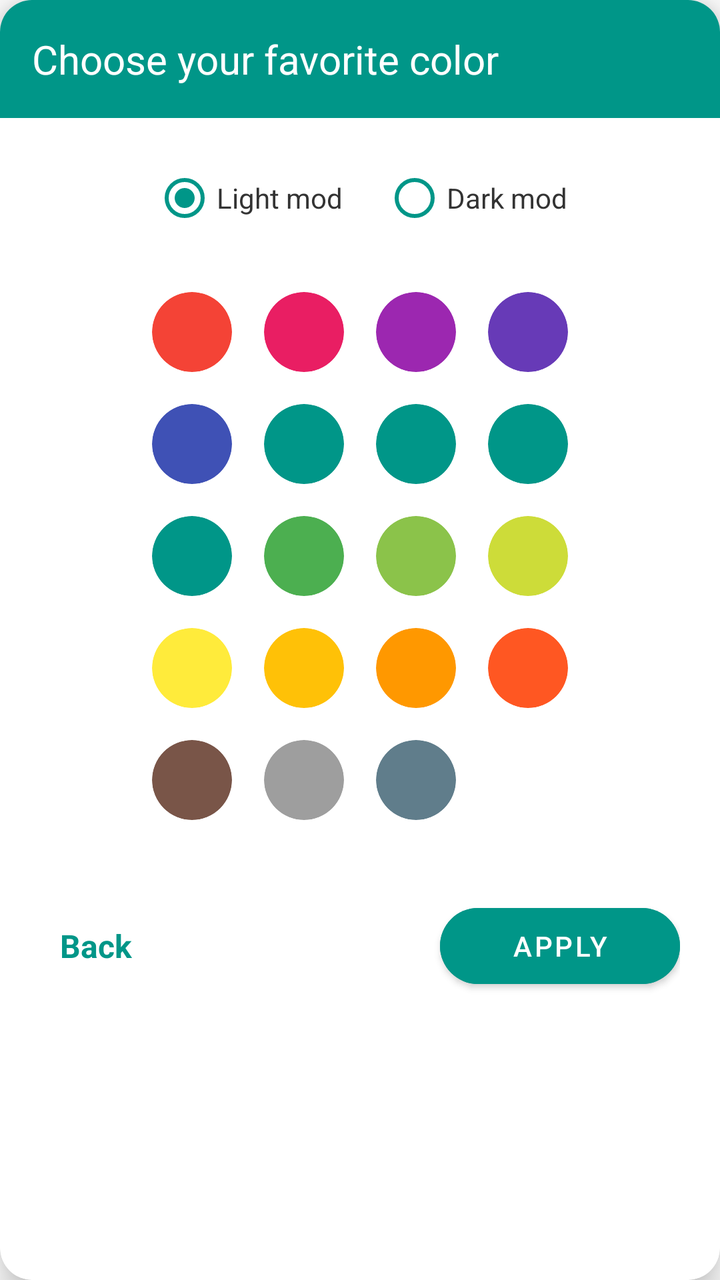
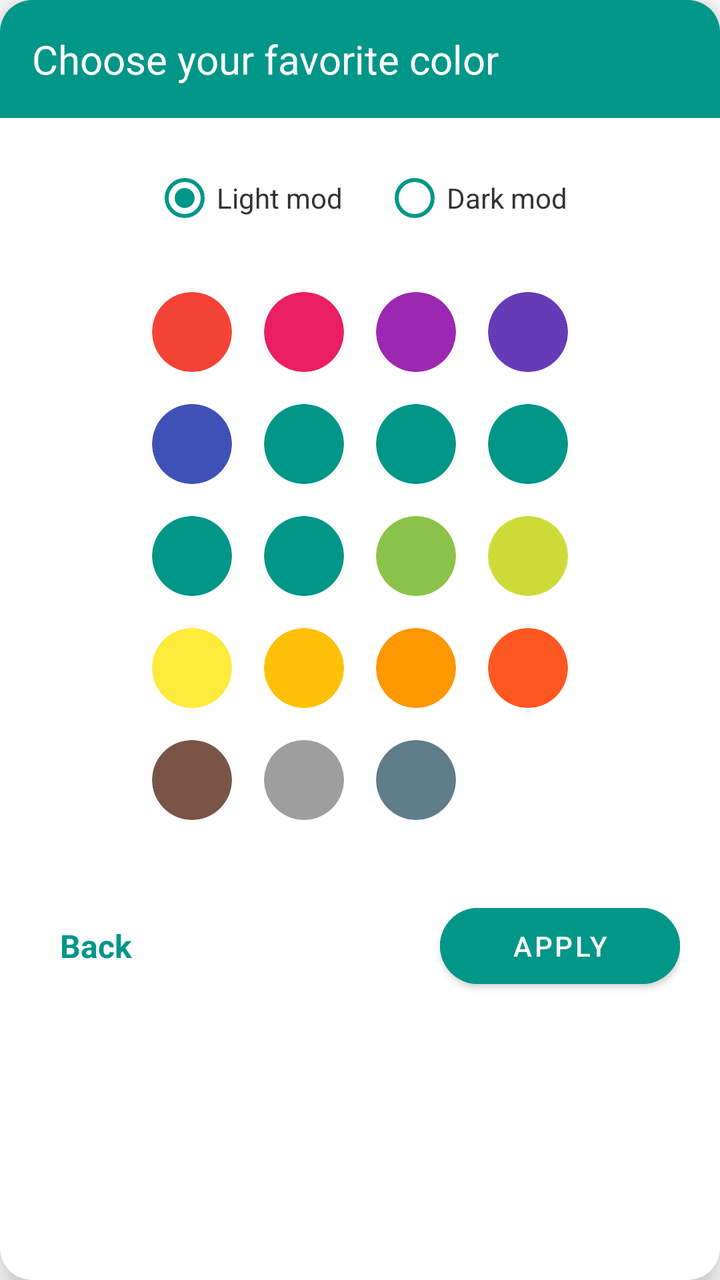

Compare the two renders of this Android layout. The source of the first and the diff that turns it into the second are given below.
<!-- AndroidManifest.xml: application theme AppTheme -->
<!-- res/layout/dialog_app_colors.xml -->
<?xml version="1.0" encoding="utf-8"?>
<androidx.cardview.widget.CardView xmlns:android="http://schemas.android.com/apk/res/android"
    xmlns:app="http://schemas.android.com/apk/res-auto"
    android:layout_width="match_parent"
    android:layout_height="wrap_content"
    android:layout_margin="20dp"
    app:cardCornerRadius="16dp"
    app:cardElevation="10dp"
    app:cardBackgroundColor="@android:color/white">

    <LinearLayout
        android:layout_width="match_parent"
        android:layout_height="wrap_content"
        android:orientation="vertical">

        <TextView
            android:id="@+id/dialog_header"
            android:layout_width="match_parent"
            android:layout_height="wrap_content"
            android:background="#009688"
            android:padding="16dp"
            android:text="Choose your favorite color"
            android:textColor="@android:color/white"
            android:textSize="20sp" />

        <RadioGroup
            android:layout_width="match_parent"
            android:layout_height="wrap_content"
            android:layout_marginTop="16dp"
            android:gravity="center"
            android:orientation="horizontal">

            <RadioButton
                android:id="@+id/rb_light"
                android:layout_width="wrap_content"
                android:layout_height="wrap_content"
                android:layout_marginEnd="20dp"
                android:buttonTint="#009688"
                android:checked="true"
                android:text="Light mod"
                android:textColor="#333333" />

            <RadioButton
                android:id="@+id/rb_dark"
                android:layout_width="wrap_content"
                android:layout_height="wrap_content"
                android:buttonTint="#009688"
                android:text="Dark mod"
                android:textColor="#333333" />
        </RadioGroup>

        <GridLayout
            android:layout_width="wrap_content"
            android:layout_height="wrap_content"
            android:layout_gravity="center"
            android:layout_marginTop="15dp"
            android:columnCount="4"
            android:useDefaultMargins="true">

            <androidx.cardview.widget.CardView android:id="@+id/color_1" android:clickable="true" android:focusable="true" android:foreground="?attr/selectableItemBackground" android:layout_width="40dp" android:layout_height="40dp" android:layout_margin="8dp" app:cardBackgroundColor="#F44336" app:cardCornerRadius="20dp" app:cardElevation="0dp"/>
            <androidx.cardview.widget.CardView android:id="@+id/color_2" android:clickable="true" android:focusable="true" android:foreground="?attr/selectableItemBackground" android:layout_width="40dp" android:layout_height="40dp" android:layout_margin="8dp" app:cardBackgroundColor="#E91E63" app:cardCornerRadius="20dp" app:cardElevation="0dp"/>
            <androidx.cardview.widget.CardView android:id="@+id/color_3" android:clickable="true" android:focusable="true" android:foreground="?attr/selectableItemBackground" android:layout_width="40dp" android:layout_height="40dp" android:layout_margin="8dp" app:cardBackgroundColor="#9C27B0" app:cardCornerRadius="20dp" app:cardElevation="0dp"/>
            <androidx.cardview.widget.CardView android:id="@+id/color_4" android:clickable="true" android:focusable="true" android:foreground="?attr/selectableItemBackground" android:layout_width="40dp" android:layout_height="40dp" android:layout_margin="8dp" app:cardBackgroundColor="#673AB7" app:cardCornerRadius="20dp" app:cardElevation="0dp"/>

            <androidx.cardview.widget.CardView android:id="@+id/color_5" android:clickable="true" android:focusable="true" android:foreground="?attr/selectableItemBackground" android:layout_width="40dp" android:layout_height="40dp" android:layout_margin="8dp" app:cardBackgroundColor="#3F51B5" app:cardCornerRadius="20dp" app:cardElevation="0dp"/>
            <androidx.cardview.widget.CardView android:id="@+id/color_6" android:clickable="true" android:focusable="true" android:foreground="?attr/selectableItemBackground" android:layout_width="40dp" android:layout_height="40dp" android:layout_margin="8dp" app:cardBackgroundColor="#009688" app:cardCornerRadius="20dp" app:cardElevation="0dp"/>
            <androidx.cardview.widget.CardView android:id="@+id/color_7" android:clickable="true" android:focusable="true" android:foreground="?attr/selectableItemBackground" android:layout_width="40dp" android:layout_height="40dp" android:layout_margin="8dp" app:cardBackgroundColor="#009688" app:cardCornerRadius="20dp" app:cardElevation="0dp"/>
            <androidx.cardview.widget.CardView android:id="@+id/color_8" android:clickable="true" android:focusable="true" android:foreground="?attr/selectableItemBackground" android:layout_width="40dp" android:layout_height="40dp" android:layout_margin="8dp" app:cardBackgroundColor="#009688" app:cardCornerRadius="20dp" app:cardElevation="0dp"/>

            <androidx.cardview.widget.CardView android:id="@+id/color_9" android:clickable="true" android:focusable="true" android:foreground="?attr/selectableItemBackground" android:layout_width="40dp" android:layout_height="40dp" android:layout_margin="8dp" app:cardBackgroundColor="#009688" app:cardCornerRadius="20dp" app:cardElevation="0dp"/>
            <androidx.cardview.widget.CardView android:id="@+id/color_10" android:clickable="true" android:focusable="true" android:foreground="?attr/selectableItemBackground" android:layout_width="40dp" android:layout_height="40dp" android:layout_margin="8dp" app:cardBackgroundColor="#4CAF50" app:cardCornerRadius="20dp" app:cardElevation="0dp"/>
            <androidx.cardview.widget.CardView android:id="@+id/color_11" android:clickable="true" android:focusable="true" android:foreground="?attr/selectableItemBackground" android:layout_width="40dp" android:layout_height="40dp" android:layout_margin="8dp" app:cardBackgroundColor="#8BC34A" app:cardCornerRadius="20dp" app:cardElevation="0dp"/>
            <androidx.cardview.widget.CardView android:id="@+id/color_12" android:clickable="true" android:focusable="true" android:foreground="?attr/selectableItemBackground" android:layout_width="40dp" android:layout_height="40dp" android:layout_margin="8dp" app:cardBackgroundColor="#CDDC39" app:cardCornerRadius="20dp" app:cardElevation="0dp"/>

            <androidx.cardview.widget.CardView android:id="@+id/color_13" android:clickable="true" android:focusable="true" android:foreground="?attr/selectableItemBackground" android:layout_width="40dp" android:layout_height="40dp" android:layout_margin="8dp" app:cardBackgroundColor="#FFEB3B" app:cardCornerRadius="20dp" app:cardElevation="0dp"/>
            <androidx.cardview.widget.CardView android:id="@+id/color_14" android:clickable="true" android:focusable="true" android:foreground="?attr/selectableItemBackground" android:layout_width="40dp" android:layout_height="40dp" android:layout_margin="8dp" app:cardBackgroundColor="#FFC107" app:cardCornerRadius="20dp" app:cardElevation="0dp"/>
            <androidx.cardview.widget.CardView android:id="@+id/color_15" android:clickable="true" android:focusable="true" android:foreground="?attr/selectableItemBackground" android:layout_width="40dp" android:layout_height="40dp" android:layout_margin="8dp" app:cardBackgroundColor="#FF9800" app:cardCornerRadius="20dp" app:cardElevation="0dp"/>
            <androidx.cardview.widget.CardView android:id="@+id/color_16" android:clickable="true" android:focusable="true" android:foreground="?attr/selectableItemBackground" android:layout_width="40dp" android:layout_height="40dp" android:layout_margin="8dp" app:cardBackgroundColor="#FF5722" app:cardCornerRadius="20dp" app:cardElevation="0dp"/>

            <androidx.cardview.widget.CardView android:id="@+id/color_17" android:clickable="true" android:focusable="true" android:foreground="?attr/selectableItemBackground" android:layout_width="40dp" android:layout_height="40dp" android:layout_margin="8dp" app:cardBackgroundColor="#795548" app:cardCornerRadius="20dp" app:cardElevation="0dp"/>
            <androidx.cardview.widget.CardView android:id="@+id/color_18" android:clickable="true" android:focusable="true" android:foreground="?attr/selectableItemBackground" android:layout_width="40dp" android:layout_height="40dp" android:layout_margin="8dp" app:cardBackgroundColor="#9E9E9E" app:cardCornerRadius="20dp" app:cardElevation="0dp"/>
            <androidx.cardview.widget.CardView android:id="@+id/color_19" android:clickable="true" android:focusable="true" android:foreground="?attr/selectableItemBackground" android:layout_width="40dp" android:layout_height="40dp" android:layout_margin="8dp" app:cardBackgroundColor="#607D8B" app:cardCornerRadius="20dp" app:cardElevation="0dp"/>
        </GridLayout>

        <RelativeLayout
            android:layout_width="match_parent"
            android:layout_height="wrap_content"
            android:layout_marginTop="10dp"
            android:padding="20dp">

            <TextView
                android:id="@+id/btn_back_color"
                android:layout_width="wrap_content"
                android:layout_height="wrap_content"
                android:layout_alignParentStart="true"
                android:layout_centerVertical="true"
                android:layout_marginStart="10dp"
                android:text="Back"
                android:textColor="#009688"
                android:textSize="16sp"
                android:textStyle="bold" />

            <Button
                android:id="@+id/btn_apply_color"
                android:layout_width="120dp"
                android:layout_height="50dp"
                android:layout_alignParentEnd="true"
                android:layout_centerVertical="true"
                android:backgroundTint="#009688"
                android:text="Apply"
                android:textColor="@android:color/white"
                app:cornerRadius="25dp" />
        </RelativeLayout>
    </LinearLayout>
</androidx.cardview.widget.CardView>
<!-- resources referenced by this layout -->
<resources>
  <style name="AppTheme" parent="Theme.MaterialComponents.Light.NoActionBar">
          <item name="colorPrimary">#009688</item>
          <item name="colorPrimaryDark">#00796B</item>
          <item name="colorAccent">#009688</item>
          
          <item name="android:textColorPrimary">@android:color/black</item>
          <item name="android:textColorSecondary">@android:color/darker_gray</item>
      </style>
</resources>

<!-- the commit's change to res/layout/dialog_app_colors.xml (unified diff, before → after) -->
@@ -68,7 +68,7 @@
             <androidx.cardview.widget.CardView android:id="@+id/color_8" android:clickable="true" android:focusable="true" android:foreground="?attr/selectableItemBackground" android:layout_width="40dp" android:layout_height="40dp" android:layout_margin="8dp" app:cardBackgroundColor="#009688" app:cardCornerRadius="20dp" app:cardElevation="0dp"/>
 
             <androidx.cardview.widget.CardView android:id="@+id/color_9" android:clickable="true" android:focusable="true" android:foreground="?attr/selectableItemBackground" android:layout_width="40dp" android:layout_height="40dp" android:layout_margin="8dp" app:cardBackgroundColor="#009688" app:cardCornerRadius="20dp" app:cardElevation="0dp"/>
-            <androidx.cardview.widget.CardView android:id="@+id/color_10" android:clickable="true" android:focusable="true" android:foreground="?attr/selectableItemBackground" android:layout_width="40dp" android:layout_height="40dp" android:layout_margin="8dp" app:cardBackgroundColor="#4CAF50" app:cardCornerRadius="20dp" app:cardElevation="0dp"/>
+            <androidx.cardview.widget.CardView android:id="@+id/color_10" android:clickable="true" android:focusable="true" android:foreground="?attr/selectableItemBackground" android:layout_width="40dp" android:layout_height="40dp" android:layout_margin="8dp" app:cardBackgroundColor="#009688" app:cardCornerRadius="20dp" app:cardElevation="0dp"/>
             <androidx.cardview.widget.CardView android:id="@+id/color_11" android:clickable="true" android:focusable="true" android:foreground="?attr/selectableItemBackground" android:layout_width="40dp" android:layout_height="40dp" android:layout_margin="8dp" app:cardBackgroundColor="#8BC34A" app:cardCornerRadius="20dp" app:cardElevation="0dp"/>
             <androidx.cardview.widget.CardView android:id="@+id/color_12" android:clickable="true" android:focusable="true" android:foreground="?attr/selectableItemBackground" android:layout_width="40dp" android:layout_height="40dp" android:layout_margin="8dp" app:cardBackgroundColor="#CDDC39" app:cardCornerRadius="20dp" app:cardElevation="0dp"/>
 
